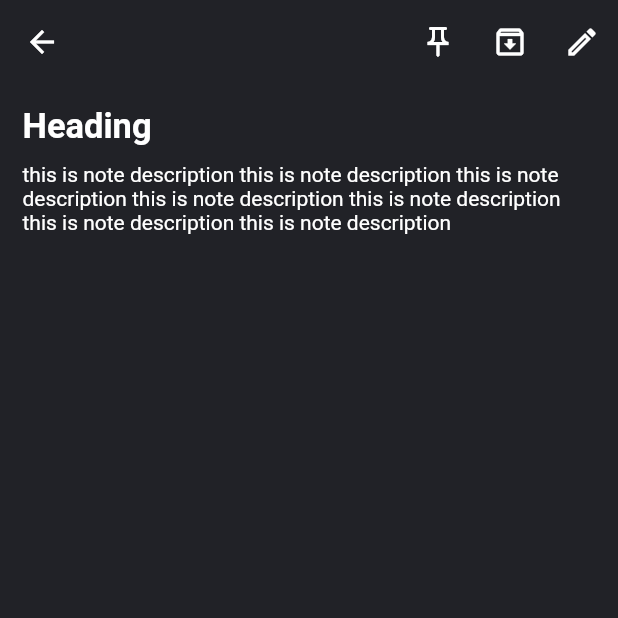
After one commit to ImranIqbalS/Flutter-note-app, a Flutter app: the screen it shows after launch, after a tap on "heading", on a phone screen of 412 x 824 dp, the top half of it. The commit adds this screen. Run offline on Flutter 3.47's test engine with Material 2 defaults, Android fonts, the phone set to English and light mode, and no system bars.

Commit message:
note view completed

```diff
--- a/lib/home.dart
+++ b/lib/home.dart
@@ -2,6 +2,7 @@ import 'package:flutter/material.dart';
 import 'package:flutter_staggered_grid_view/flutter_staggered_grid_view.dart';
 import 'package:note_app/SideMenuBar.dart';
 import 'package:note_app/colors.dart';
+import 'package:note_app/noteView.dart';
 
 class Home extends StatefulWidget {
   const Home({Key? key}) : super(key: key);
@@ -158,7 +159,12 @@ class _HomeState extends State<Home> {
               itemCount: 10,
               crossAxisCount: 4,
               staggeredTileBuilder: (index) => StaggeredTile.fit(2),
-              itemBuilder: (context, index) => Container(
+              itemBuilder: (context, index) => InkWell(
+                onTap: () {
+                  Navigator.push(context,
+                      MaterialPageRoute(builder: (context) => NoteView()));
+                },
+                child: Container(
                   padding: EdgeInsets.all(10),
                   decoration: BoxDecoration(
                     border: Border.all(
@@ -189,6 +195,7 @@ class _HomeState extends State<Home> {
                         style: TextStyle(color: white),
                       ),
                     ],
+                  ),
                 ),
               ),
             ),
--- /dev/null
+++ b/lib/noteView.dart
@@ -0,0 +1,69 @@
+import 'package:flutter/material.dart';
+import 'package:note_app/colors.dart';
+
+class NoteView extends StatefulWidget {
+  const NoteView({Key? key}) : super(key: key);
+
+  @override
+  _NoteViewState createState() => _NoteViewState();
+}
+
+class _NoteViewState extends State<NoteView> {
+  String note =
+      "this is note description this is note description this is note description this is note description this is note description this is note description this is note description";
+
+  @override
+  Widget build(BuildContext context) {
+    return Scaffold(
+      backgroundColor: bgColor,
+      appBar: AppBar(
+        backgroundColor: bgColor,
+        elevation: 0.0,
+        actions: [
+          IconButton(
+            splashRadius: 17,
+            onPressed: () {},
+            icon: Icon(
+              Icons.push_pin_outlined,
+            ),
+          ),
+          IconButton(
+            splashRadius: 17,
+            onPressed: () {},
+            icon: Icon(
+              Icons.archive_outlined,
+            ),
+          ),
+          IconButton(
+            splashRadius: 17,
+            onPressed: () {},
+            icon: Icon(
+              Icons.edit_outlined,
+            ),
+          ),
+        ],
+      ),
+      body: Container(
+        padding: EdgeInsets.all(15),
+        child: Column(
+          crossAxisAlignment: CrossAxisAlignment.start,
+          children: [
+            Text(
+              "Heading",
+              style: TextStyle(
+                color: white,
+                fontSize: 23,
+                fontWeight: FontWeight.bold,
+              ),
+            ),
+            SizedBox(height: 10),
+            Text(
+              note,
+              style: TextStyle(color: white),
+            ),
+          ],
+        ),
+      ),
+    );
+  }
+}
```
Lines whose indentation alone changed are shown as unchanged.
